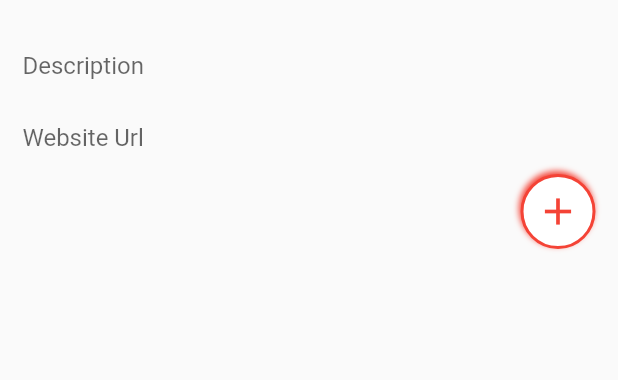
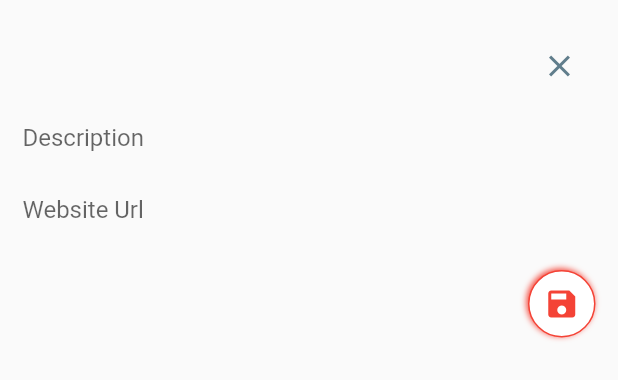
Before and after one commit to Arkangel12/SaveMyCopy, a Flutter app: the AddClipboard widget shown alone on an empty page, opened directly, on a phone screen of 412 x 824 dp. Shown: the top 380 px of the screen. Run offline on Flutter 3.47's test engine with Material 2 defaults, Android fonts, the phone set to English and light mode, and no system bars; our stand-ins replace cloud_firestore, firebase_auth, font_awesome_flutter, google_sign_in, rxdart, webview_flutter; missing offline and left inert: clipboard_plugin, flutter_facebook_login; accounts and stored records are empty; network calls fail.

Commit message:
cambios responsivos

```diff
--- a/lib/src/screens/clipboardScreen.dart
+++ b/lib/src/screens/clipboardScreen.dart
@@ -83,7 +83,6 @@ class ClipboardScreen extends StatelessWidget {
                             ),
                           ),
                       onLongPress: () {
-                        print('Casa en Long Press');
                         ClipboardPlugin.copyToClipBoard(document['url'])
                             .then((result) {
                           final snackBar = SnackBar(
--- a/lib/src/widgets/addClipboard.dart
+++ b/lib/src/widgets/addClipboard.dart
@@ -13,16 +13,28 @@ class AddClipboard extends StatefulWidget {
 class _AddBookmarkState extends State<AddClipboard> {
   var _description;
   var _url;
+  double _opacity = 0;
 
   @override
   Widget build(BuildContext context) {
     return Container(
       width: MediaQuery.of(context).size.width - 30,
-      height: 150,
+      height: 220,
       margin: EdgeInsets.only(top: 20, bottom: 30, left: 15),
+      child: SingleChildScrollView(
         child: Column(
           mainAxisSize: MainAxisSize.min,
           children: <Widget>[
+            Row(
+              mainAxisAlignment: MainAxisAlignment.end,
+              children: <Widget>[
+                IconButton(
+                  splashColor: Colors.redAccent,
+                  icon: Icon(Icons.close, color: Colors.blueGrey,),
+                  onPressed: () => widget.controller.close(),
+                )
+              ],
+            ),
             TextField(
               onChanged: (val) => _description = val,
               decoration: InputDecoration(
@@ -38,42 +50,61 @@ class _AddBookmarkState extends State<AddClipboard> {
                 hintText: 'Website Url',
               ),
             ),
+            AnimatedOpacity(
+              duration: Duration(milliseconds: 1500),
+              opacity: _opacity,
+              child: Text(
+                'Invalid Values',
+                style: TextStyle(
+                  color: Colors.red,
+                ),
+              ),
+            ),
             Row(
               mainAxisAlignment: MainAxisAlignment.end,
               children: <Widget>[
                 InkWell(
                   onTap: () {
-                  if (_description != '' && _url != '') {
+                    print(_description);
+                    print(_url);
+                    if (_description != null &&
+                        _url != null &&
+                        _description.toString().trim() != '' &&
+                        _url.toString().trim() != '') {
                       Firestore.instance
                           .collection('clipboard')
                           .document()
                           .setData({'category': _description, 'url': _url});
                       widget.controller.close();
+                      setState(() {
+                        _opacity = 0;
+                      });
+                    } else {
+                      print('Campos vacios');
+                      setState(() {
+                        _opacity = 1;
+                      });
                     }
                   },
                   child: Container(
-                  width: 50,
-                  height: 50,
+                    width: 45,
+                    height: 45,
                     alignment: Alignment.center,
                     decoration: BoxDecoration(
                       color: Colors.white,
                       shape: BoxShape.circle,
-                    border: Border.all(
-                      color: Colors.red,
-                      width: 2,
-                    ),
+                      border: Border.all(color: Colors.red),
                       boxShadow: [
                         BoxShadow(
                           color: Colors.red,
-                        offset: Offset(-1, -2),
+                          offset: Offset(-1, -1),
                           blurRadius: 3,
                         ),
                       ],
                     ),
                     child: Icon(
-                    Icons.add,
+                      Icons.save,
                       color: Colors.red,
-                    size: 30,
                     ),
                   ),
                 ),
@@ -81,6 +112,7 @@ class _AddBookmarkState extends State<AddClipboard> {
             )
           ],
         ),
+      ),
     );
   }
 }
```
Lines whose indentation alone changed are shown as unchanged.
